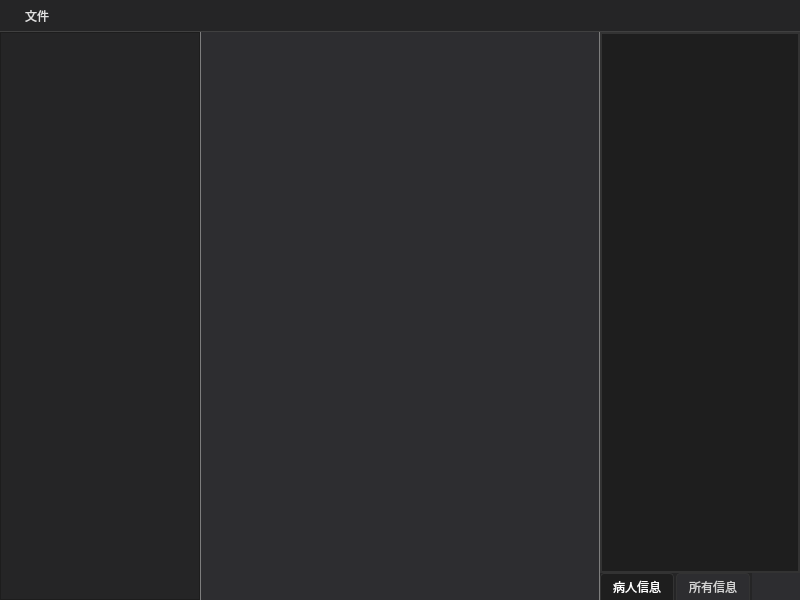
Before: the Qt Designer form src/NewWindow.ui in KollenHub/MTKViewer, drawn with Qt 5.
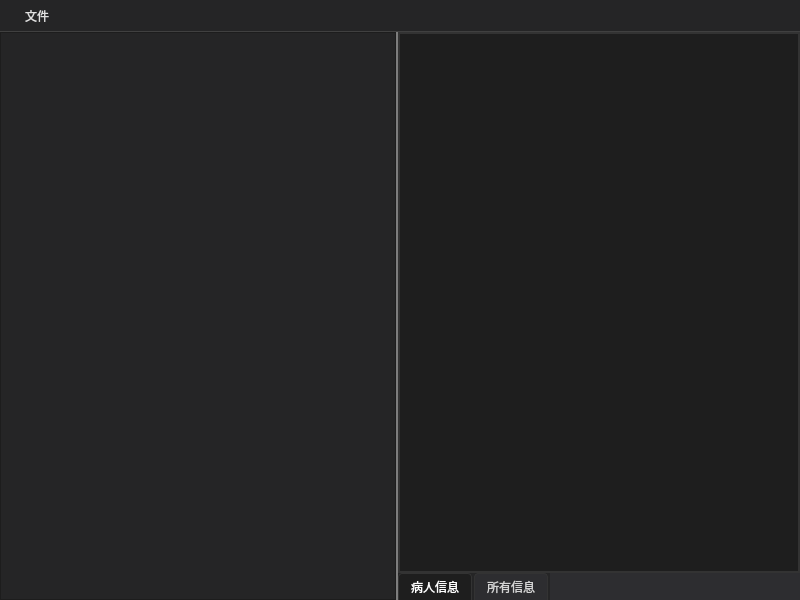
After: the same form once the commit is applied.

What changed in the file:
```diff
--- a/src/NewWindow.ui
+++ b/src/NewWindow.ui
@@ -128,7 +128,7 @@
        </property>
        <property name="maximumSize">
         <size>
-         <width>200</width>
+         <width>16777215</width>
          <height>16777215</height>
         </size>
        </property>
@@ -148,7 +148,7 @@
        </property>
        <property name="maximumSize">
         <size>
-         <width>200</width>
+         <width>16777215</width>
          <height>16777215</height>
         </size>
        </property>
@@ -267,10 +267,22 @@
           <widget class="QTableView" name="patientTagTable">
            <property name="minimumSize">
             <size>
+             <width>0</width>
+             <height>0</height>
+            </size>
+           </property>
+           <property name="baseSize">
+            <size>
              <width>100</width>
              <height>0</height>
             </size>
            </property>
+           <attribute name="horizontalHeaderVisible">
+            <bool>true</bool>
+           </attribute>
+           <attribute name="verticalHeaderVisible">
+            <bool>false</bool>
+           </attribute>
           </widget>
          </item>
         </layout>
```
Left out of the diff: 12 changed lines with no effect on the pictures.
